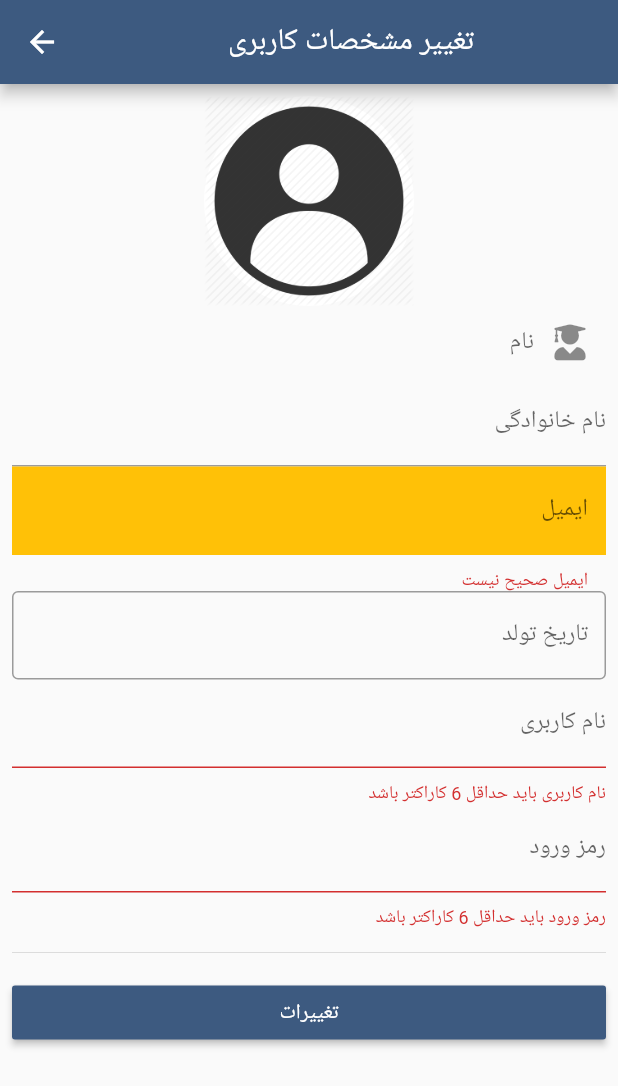
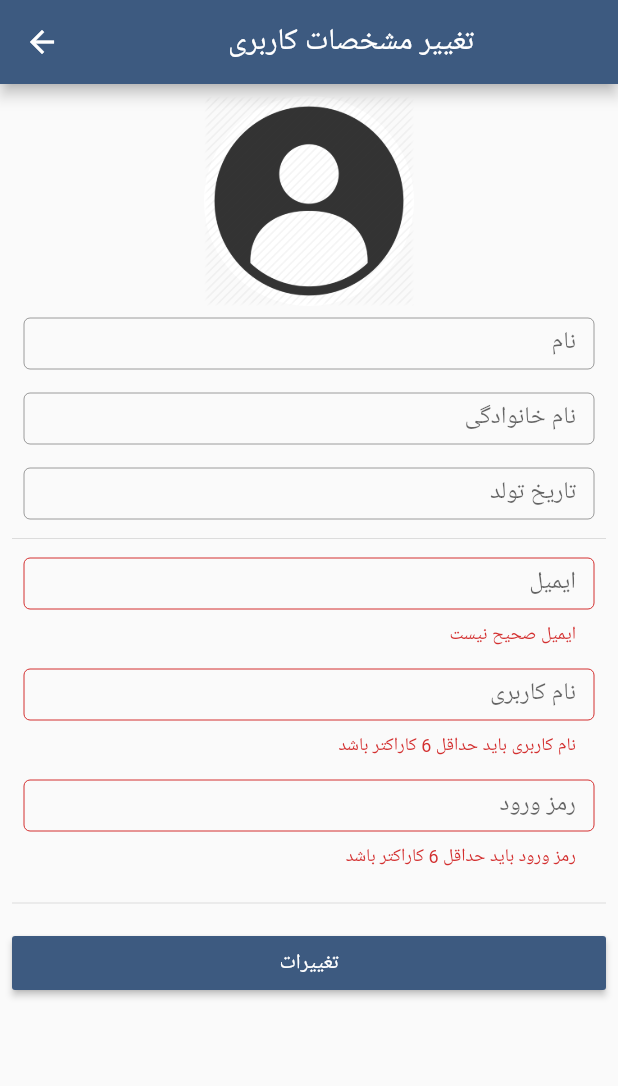
Before and after one commit to riasati/Tahlil_Mobile, a Flutter app: the screen it shows after launch, in the side drawer, after a tap on "تغییر مشخصات کاربری", on a phone screen of 412 x 824 dp. Shown: the top 1086 px of the screen. Run offline on Flutter 3.47's test engine with Material 2 defaults, Android fonts, the phone set to English and light mode, and no system bars; our stand-ins replace font_awesome_flutter, image_picker, rflutter_alert, shared_preferences.

Commit message:
Complete layout of Edit profile page

```diff
--- a/samproject/lib/widgets/editProfileFormWidget.dart
+++ b/samproject/lib/widgets/editProfileFormWidget.dart
@@ -3,7 +3,6 @@ import 'dart:convert';
 import 'dart:io';
 import 'package:flutter/material.dart';
 import 'package:flutter/services.dart';
-import 'package:font_awesome_flutter/font_awesome_flutter.dart';
 import 'package:http/http.dart' as http;
 import 'package:image_picker/image_picker.dart';
 import 'package:samproject/pages/homePage.dart';
@@ -176,6 +175,8 @@ class _EditProfileFormWidgetState extends State<EditProfileFormWidget> {
             ),
             Directionality(
               textDirection: TextDirection.rtl,
+              child: Padding(
+                padding: const EdgeInsets.symmetric(vertical: 8,horizontal: 8),
                 child: TextFormField(
                   controller: _textFormFirstNameController,
                   keyboardType: TextInputType.name,
@@ -183,24 +184,20 @@ class _EditProfileFormWidgetState extends State<EditProfileFormWidget> {
                   style: TextStyle(
                     locale: Locale('fa'),
                   ),
-                textAlignVertical: TextAlignVertical.center,
-                //toolbarOptions: ToolbarOptions(copy: true,cut: true,paste: true,selectAll: true),
                    decoration: InputDecoration(
-                  // filled: true,
+                     labelText: "نام",
                      isCollapsed: true,
-                  // fillColor: Colors.amber,
-                   hintText: "نام",
-                    prefixIcon: Icon(FontAwesomeIcons.userGraduate),
-                    // labelText: "نام",
-                    // alignLabelWithHint: true,
-                   //border: UnderlineInputBorder(borderSide: BorderSide(color: Colors.amber)),
-                   border: InputBorder.none
+                     contentPadding:EdgeInsets.only(right: 12,top: 10,bottom: 5,left: 12),
+                     border: OutlineInputBorder(),
                    ),
                   onSaved: (value) => HomePage.user.firstname = value,
                 ),
               ),
+            ),
             Directionality(
               textDirection: TextDirection.rtl,
+              child: Padding(
+                padding: const EdgeInsets.symmetric(vertical: 8,horizontal: 8),
                 child: TextFormField(
                   controller: _textFormLastNameController,
                   keyboardType: TextInputType.name,
@@ -210,58 +207,76 @@ class _EditProfileFormWidgetState extends State<EditProfileFormWidget> {
                   ),
                   decoration: InputDecoration(
                     labelText: "نام خانوادگی",
+                    isCollapsed: true,
+                    contentPadding:EdgeInsets.only(right: 12,top: 10,bottom: 5,left: 12),
+                    border: OutlineInputBorder(),
                   ),
                   onSaved: (value) => HomePage.user.lastname = value,
                 ),
               ),
+            ),
             Directionality(
               textDirection: TextDirection.rtl,
+              child: Padding(
+                padding: const EdgeInsets.symmetric(vertical: 8,horizontal: 8),
+                child: TextFormField(
+                  controller: _textFormBirthdayController,
+                  keyboardType: TextInputType.datetime,
+                  textAlign: TextAlign.right,
+                  decoration: InputDecoration(
+                    labelText: "تاریخ تولد",
+                    isCollapsed: true,
+                    contentPadding:EdgeInsets.only(right: 12,top: 10,bottom: 5,left: 12),
+                    border: OutlineInputBorder(),
+                  ),
+                  onSaved: (value) => HomePage.user.birthday = value,
+                ),
+              ),
+            ),
+            Divider(height: 10.0,),
+            Directionality(
+              textDirection: TextDirection.rtl,
+              child: Padding(
+                padding: const EdgeInsets.symmetric(vertical: 8,horizontal: 8),
                 child: TextFormField(
                   controller: _textFormEmailController,
                   keyboardType: TextInputType.emailAddress,
                   textAlign: TextAlign.right,
                   decoration: InputDecoration(
                     labelText: "ایمیل",
-                    filled: true,
-                    //isCollapsed: true,
-                    fillColor: Colors.amber,
-                //  isCollapsed: true,
-                    border: InputBorder.none
+                    isCollapsed: true,
+                    contentPadding:EdgeInsets.only(right: 12,top: 10,bottom: 5,left: 12),
+                    border: OutlineInputBorder(),
                   ),
                   validator: (value) => _validateEmail(value),
                   onSaved: (value) => HomePage.user.email = value,
                 ),
               ),
+            ),
+
             Directionality(
               textDirection: TextDirection.rtl,
-              child: TextFormField(
-                controller: _textFormBirthdayController,
-                keyboardType: TextInputType.datetime,
-                textAlign: TextAlign.right,
-                // style: TextStyle(
-                //   fontSize: 20,
-                // ),
-                decoration: InputDecoration(
-                  labelText: "تاریخ تولد",
-                  border: OutlineInputBorder(),
-                ),
-                onSaved: (value) => HomePage.user.birthday = value,
-              ),
-            ),
-            Directionality(
-              textDirection: TextDirection.rtl,
+              child: Padding(
+                padding: const EdgeInsets.symmetric(vertical: 8,horizontal: 8),
                 child: TextFormField(
                   controller: _textFormUsernameController,
                   keyboardType: TextInputType.text,
+                  //scrollPadding:
                   decoration: InputDecoration(
+                    isCollapsed: true,
+                    contentPadding:EdgeInsets.only(right: 12,top: 10,bottom: 5,left: 12),
                     labelText: "نام کاربری",
+                    border: OutlineInputBorder(),
                   ),
                   validator: (value) => _validateUsername(value),
                   onSaved: (value) => HomePage.user.username = value,
                 ),
               ),
+            ),
             Directionality(
               textDirection: TextDirection.rtl,
+              child: Padding(
+                padding: const EdgeInsets.symmetric(vertical: 8,horizontal: 8),
                 child: TextFormField(
                   controller: _textFormPasswordController,
                   keyboardType: TextInputType.visiblePassword,
@@ -269,9 +284,13 @@ class _EditProfileFormWidgetState extends State<EditProfileFormWidget> {
                   textAlign: TextAlign.right,
                   decoration: InputDecoration(
                     labelText: "رمز ورود",
+                    isCollapsed: true,
+                    contentPadding:EdgeInsets.only(right: 12,top: 10,bottom: 5,left: 12),
+                    border: OutlineInputBorder(),
                   ),
                   validator: (value) => _validatePassword(value),
                   onSaved: (value) => HomePage.user.password = value,
+                ),
               ),
             ),
 
```
Lines whose indentation alone changed are shown as unchanged.
